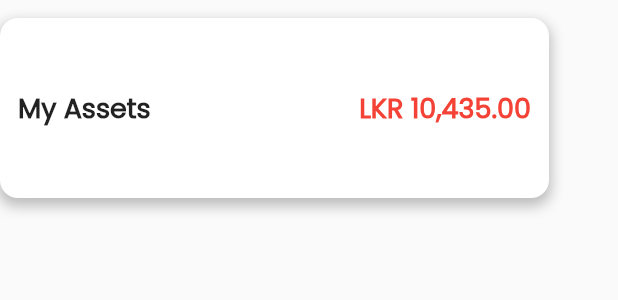
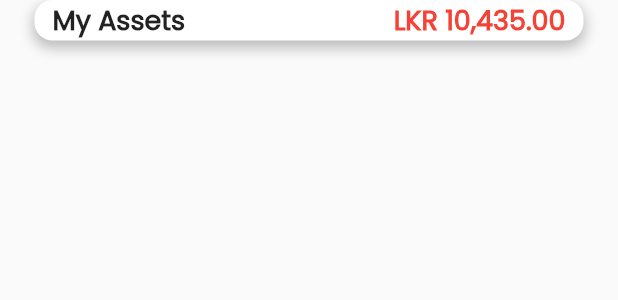
Before and after one commit to it19951386/BOC_Mobile_App, a Flutter app: what dashboardCard() shows on an empty page, opened directly, on a phone screen of 412 x 824 dp. Shown: the top 300 px of the screen. Run offline on Flutter 3.47's test engine with Material 2 defaults, Android fonts, the light colour scheme and no system bars; our stand-ins replace font_awesome_flutter; statements that could not run were skipped.

Commit message:
add correct margin to widgets

```diff
--- a/lib/screens/pasindu/dashboardCard.dart
+++ b/lib/screens/pasindu/dashboardCard.dart
@@ -16,7 +16,9 @@ class dashboardCard extends StatelessWidget {
   final Widget nextScreen;
   @override
   Widget build(BuildContext context) {
-    return InkWell(
+    return Expanded(
+      flex: 1,
+      child: InkWell(
           onTap: () {
             print("card tapped");
             Navigator.push(
@@ -25,9 +27,7 @@ class dashboardCard extends StatelessWidget {
             );
           },
           child: Container(
-          margin: EdgeInsets.only(top: 12),
-          height: 120,
-          width: 366,
+            margin: EdgeInsets.only(left: 23, right: 23),
             decoration: BoxDecoration(
               color: Colors.white,
               borderRadius: BorderRadius.all(Radius.circular(12)),
@@ -40,13 +40,15 @@ class dashboardCard extends StatelessWidget {
                 ),
               ],
             ),
-          child:
-              Row(mainAxisAlignment: MainAxisAlignment.spaceBetween, children: [
+            child: Row(
+                mainAxisAlignment: MainAxisAlignment.spaceBetween,
+                children: [
                   Container(
                     margin: EdgeInsets.only(left: 12),
                     child: Text(
                       this.title,
-                style: TextStyle(fontWeight: FontWeight.bold, fontSize: 18),
+                      style:
+                          TextStyle(fontWeight: FontWeight.bold, fontSize: 18),
                     ),
                   ),
                   Container(
@@ -58,6 +60,7 @@ class dashboardCard extends StatelessWidget {
                             fontSize: 18)),
                   )
                 ]),
-        ));
+          )),
+    );
   }
 }
```
Also changed, not shown: lib/screens/pasindu/dashboardTile.dart (+8 -5 lines). Lines whose indentation alone changed are shown as unchanged.
